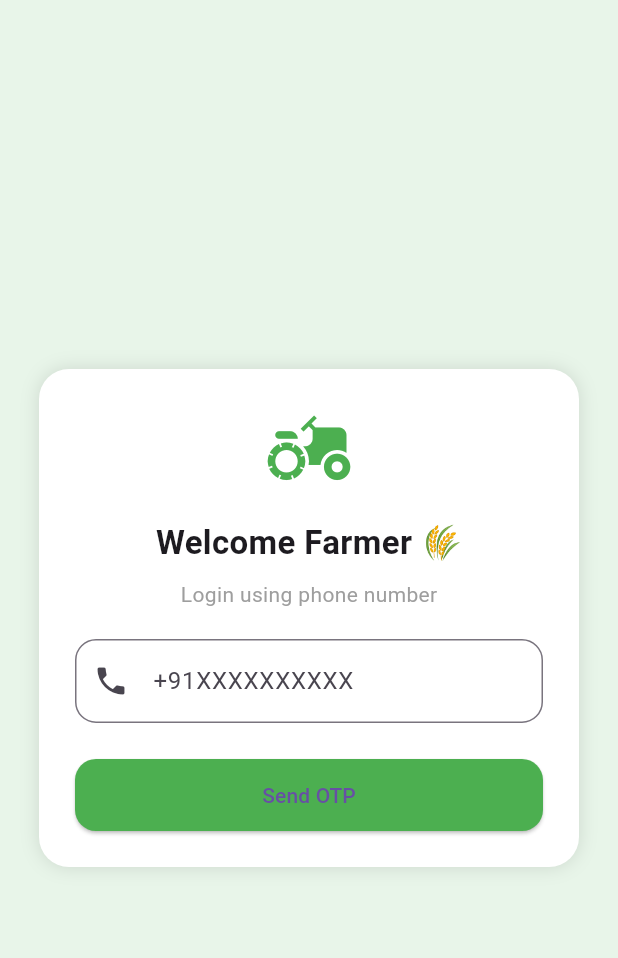
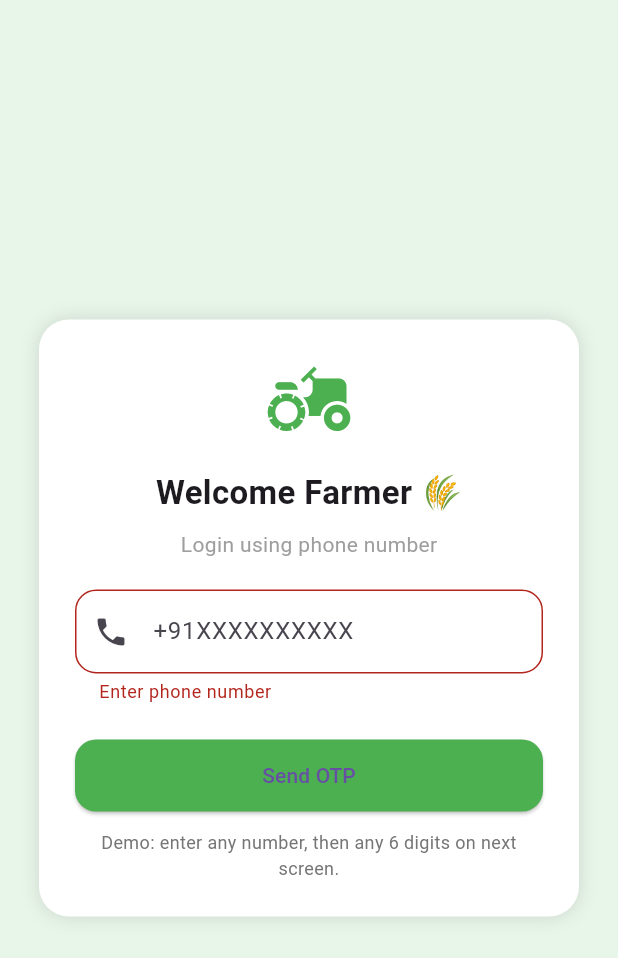
Before and after one commit to Harshasri26/green_farm_game, a Flutter app: the screen it shows after launch, after a tap on "Send OTP", on a phone screen of 412 x 824 dp. Shown: the top 958 px of the screen. Run offline on Flutter 3.47's test engine with Material 3 defaults, Android fonts, the phone set to English and light mode, and no system bars; our stand-ins replace firebase_auth, firebase_core, shared_preferences; accounts and stored records are empty.

Commit message:
Refactor code structure and improve readability

```diff
--- /dev/null
+++ b/lib/auth/verify_otp_stub.dart
@@ -0,0 +1,5 @@
+/// Stub for mobile: demo mode — accept any 6-digit OTP when no [ConfirmationResult].
+Future<bool> verifyOtp(Object? arg, String otp) async {
+  if (arg != null) return false;
+  return otp.length == 6;
+}
--- a/lib/main.dart
+++ b/lib/main.dart
@@ -1,41 +1,70 @@
 import 'package:flutter/material.dart';
 import 'package:firebase_core/firebase_core.dart';
-import 'firebase_options.dart'; // generated by flutterfire configure
+
+import 'firebase_options.dart';
+import 'localization/app_localizations.dart';
+import 'utils/language_pref.dart';
 import 'screens/splash_screen.dart';
 import 'screens/login_screen.dart';
+import 'screens/otp_screen.dart';
 import 'screens/language_screen.dart';
 import 'screens/profile_screen.dart';
 import 'screens/home_screen.dart';
 
 void main() async {
   WidgetsFlutterBinding.ensureInitialized();
-
-  // Initialize Firebase
-  await Firebase.initializeApp(
-    options: DefaultFirebaseOptions.currentPlatform,
-  );
-
-  runApp(const GreenFarmGame());
+  await Firebase.initializeApp(options: DefaultFirebaseOptions.currentPlatform);
+  runApp(const MyApp());
 }
 
-class GreenFarmGame extends StatelessWidget {
-  const GreenFarmGame({super.key});
+class MyApp extends StatefulWidget {
+  const MyApp({super.key});
+
+  @override
+  State<MyApp> createState() => _MyAppState();
+}
+
+class _MyAppState extends State<MyApp> {
+  late final Future<String?> _localeFuture = LanguagePref.getLanguage();
 
   @override
   Widget build(BuildContext context) {
+    return FutureBuilder<String?>(
+      future: _localeFuture,
+      builder: (context, snapshot) {
+        final code = snapshot.data;
+        final locale = code != null && code.isNotEmpty
+            ? Locale(code)
+            : const Locale('en');
         return MaterialApp(
+          debugShowCheckedModeBanner: false,
           title: 'Green Farm Game',
-      debugShowCheckedModeBanner: false,
           theme: ThemeData(
             primarySwatch: Colors.green,
+            useMaterial3: true,
           ),
+          locale: locale,
+          localizationsDelegates: const [AppLocalizationsDelegate()],
+          supportedLocales: const [
+            Locale('en'),
+            Locale('hi'),
+            Locale('te'),
+          ],
           initialRoute: '/',
           routes: {
             '/': (context) => const SplashScreen(),
-        '/login': (context) => LoginScreen(),
-        '/language': (context) => LanguageScreen(),
-        '/profile': (context) => ProfileScreen(),
-        '/home': (context) => HomeScreen(),
+            '/login': (context) => const LoginScreen(),
+            '/otp': (context) => const OtpScreen(),
+            '/language': (context) => const LanguageScreen(),
+            '/profile': (context) => const ProfileScreen(),
+            '/home': (context) => const HomeScreen(),
+          },
+          onUnknownRoute: (settings) {
+            return MaterialPageRoute(
+              builder: (context) => const SplashScreen(),
+            );
+          },
+        );
       },
     );
   }
--- a/lib/screens/login_screen.dart
+++ b/lib/screens/login_screen.dart
@@ -1,7 +1,9 @@
 import 'package:flutter/material.dart';
-import 'package:firebase_auth/firebase_auth.dart';
-import '../auth/phone_auth_web.dart';
 import 'package:flutter/foundation.dart' show kIsWeb;
+import 'package:firebase_auth/firebase_auth.dart' show FirebaseAuthException;
+
+import '../auth/send_otp_stub.dart'
+    if (dart.library.html) '../auth/send_otp_web.dart' as send_otp;
 
 class LoginScreen extends StatefulWidget {
   const LoginScreen({super.key});
@@ -12,16 +14,39 @@
 
 class _LoginScreenState extends State<LoginScreen> {
   final phoneController = TextEditingController();
-  ConfirmationResult? confirmationResult;
+  String _error = '';
+  bool _loading = false;
 
-  Future<void> sendOtp() async {
-    confirmationResult =
-        await FirebaseAuth.instance.signInWithPhoneNumber(
-      phoneController.text,
-    );
+  Future<void> _sendOtp() async {
+    final phone = phoneController.text.trim();
+    if (phone.isEmpty) {
+      setState(() => _error = 'Enter phone number');
+      return;
+    }
+    final normalized = phone.startsWith('+') ? phone : '+91$phone';
+    setState(() {
+      _error = '';
+      _loading = true;
+    });
+    try {
+      final result = await send_otp.sendOtp(normalized);
+      if (!mounted) return;
+      Navigator.pushNamed(context, '/otp', arguments: result);
+    } on FirebaseAuthException catch (e) {
+      if (!mounted) return;
+      setState(() => _error = e.message ?? 'Verification failed');
+    } catch (e) {
+      if (!mounted) return;
+      setState(() => _error = 'Something went wrong');
+    } finally {
+      if (mounted) setState(() => _loading = false);
+    }
+  }
 
-    Navigator.pushNamed(context, '/otp',
-        arguments: confirmationResult);
+  @override
+  void dispose() {
+    phoneController.dispose();
+    super.dispose();
   }
 
   @override
@@ -29,6 +54,7 @@
     return Scaffold(
       backgroundColor: Colors.green.shade50,
       body: Center(
+        child: SingleChildScrollView(
           child: Container(
             padding: const EdgeInsets.all(24),
             width: 360,
@@ -42,13 +68,18 @@
             child: Column(
               mainAxisSize: MainAxisSize.min,
               children: [
-              const Icon(Icons.agriculture,
-                  size: 60, color: Colors.green),
+                const Icon(
+                  Icons.agriculture,
+                  size: 60,
+                  color: Colors.green,
+                ),
                 const SizedBox(height: 16),
                 const Text(
                   "Welcome Farmer 🌾",
                   style: TextStyle(
-                    fontSize: 22, fontWeight: FontWeight.bold),
+                    fontSize: 22,
+                    fontWeight: FontWeight.bold,
+                  ),
                 ),
                 const SizedBox(height: 8),
                 const Text(
@@ -58,9 +89,11 @@
                 const SizedBox(height: 20),
                 TextField(
                   controller: phoneController,
+                  keyboardType: TextInputType.phone,
                   decoration: InputDecoration(
                     hintText: "+91XXXXXXXXXX",
                     prefixIcon: const Icon(Icons.phone),
+                    errorText: _error.isEmpty ? null : _error,
                     border: OutlineInputBorder(
                       borderRadius: BorderRadius.circular(14),
                     ),
@@ -71,16 +104,38 @@
                   width: double.infinity,
                   height: 48,
                   child: ElevatedButton(
-                  onPressed: sendOtp,
+                    onPressed: _loading ? null : _sendOtp,
                     style: ElevatedButton.styleFrom(
                       shape: RoundedRectangleBorder(
-                        borderRadius: BorderRadius.circular(14)),
+                        borderRadius: BorderRadius.circular(14),
+                      ),
                       backgroundColor: Colors.green,
                     ),
-                  child: const Text("Send OTP"),
+                    child: _loading
+                        ? const SizedBox(
+                            width: 22,
+                            height: 22,
+                            child: CircularProgressIndicator(
+                              strokeWidth: 2,
+                              color: Colors.white,
+                            ),
+                          )
+                        : const Text("Send OTP"),
                   ),
                 ),
+                if (!kIsWeb) ...[
+                  const SizedBox(height: 12),
+                  Text(
+                    "Demo: enter any number, then any 6 digits on next screen.",
+                    style: TextStyle(
+                      fontSize: 12,
+                      color: Colors.grey.shade600,
+                    ),
+                    textAlign: TextAlign.center,
+                  ),
                 ],
+              ],
+            ),
           ),
         ),
       ),
```
Also changed, not shown: lib/auth/verify_otp_web.dart (added, +11 -0 lines), lib/screens/home_screen.dart (+16 -41 lines), lib/screens/language_screen.dart (+6 -6 lines), lib/screens/otp_screen.dart (+49 -18 lines), lib/screens/profile_screen.dart (+19 -0 lines), lib/services/local_storage.dart (+4 -4 lines), 1 other file. Lines whose indentation alone changed are shown as unchanged.
